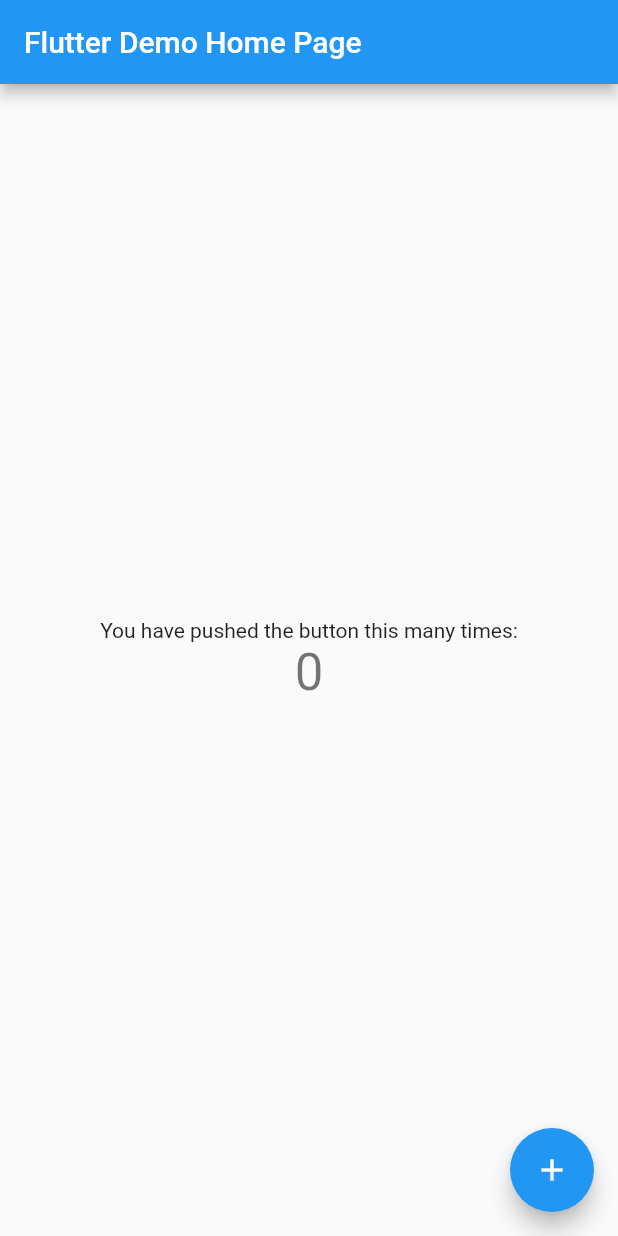
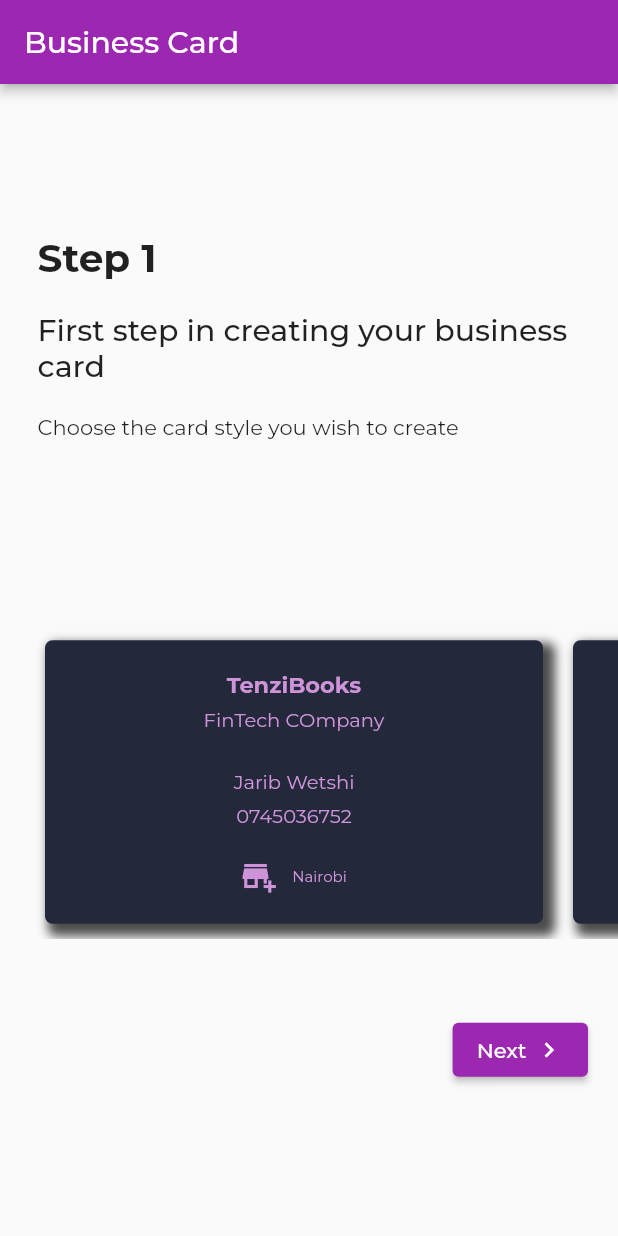
Before and after one commit to Jaydrey/card_share, a Flutter app: the screen it shows after launch, on a phone screen of 412 x 824 dp. Run offline on Flutter 3.47's test engine with Material 2 defaults, Android fonts, the light colour scheme and no system bars.

Commit message:
created the first page on card selection and second page on form filling

```diff
--- /dev/null
+++ b/card_share/lib/business_model.dart
@@ -0,0 +1,32 @@
+class BusinessModel {
+  String? businessName;
+  String? businessCategory;
+  String? personName;
+  String? businessNumber;
+  String? businessLocation;
+  String? businessCity;
+  String? businessCode;
+  // Map<String, dynamic> businessPosition = Map<String, dynamic>();
+  BusinessModel({
+    this.businessName,
+    this.businessCategory,
+    this.personName,
+    this.businessNumber,
+    this.businessLocation,
+    this.businessCity,
+    this.businessCode,
+  });
+
+  Map<String, dynamic> toJson() {
+    var data = <String, dynamic>{};
+    data["businessName"] = businessName;
+    data["businessCategory"] = businessCategory;
+    data["personName"] = personName;
+    data["businessNumber"] = businessNumber;
+    data["businessLocation"] = businessLocation;
+    data["businessCity"] = businessCity;
+    data["businessCode"] = businessCode;
+
+    return data;
+  }
+}
--- /dev/null
+++ b/card_share/lib/cardThemes/tenzi_theme.dart
@@ -0,0 +1,118 @@
+import 'package:flutter/material.dart';
+import 'package:card_share/business_model.dart';
+
+class TenziStyle extends StatefulWidget {
+  const TenziStyle({Key? key}) : super(key: key);
+
+  @override
+  State<TenziStyle> createState() => _TenziStyleState();
+}
+
+class _TenziStyleState extends State<TenziStyle> {
+  BusinessModel bizModel = BusinessModel();
+  String businessName = "TenziBooks";
+  String businessCategory = "FinTech COmpany";
+  String personName = "Jarib Wetshi";
+  String businessNumber = "0745036752";
+  String businessLocation = "Nairobi";
+  String businessCity = "Nairobi";
+  String businessCode = "00100";
+
+  @override
+  Widget build(BuildContext context) {
+    final double cardWidth = MediaQuery.of(context).size.width - 80.0;
+    // const double cardHeight = 190.0;
+    const double cardRadius = 5;
+    const double cardPad = 20;
+    const double cardMargin = 10;
+
+    return GestureDetector(
+      onTap: null,
+      onDoubleTap: null,
+      child: Container(
+        padding: const EdgeInsets.all(cardPad),
+        margin: const EdgeInsets.fromLTRB(cardMargin, 0, 10, cardMargin),
+        width: cardWidth,
+        // height: cardHeight,
+        decoration: BoxDecoration(
+          color: const Color.fromARGB(255, 36, 40, 59),
+          borderRadius: BorderRadius.circular(cardRadius),
+          boxShadow: const <BoxShadow>[
+            BoxShadow(
+              color: Color.fromRGBO(0, 0, 0, .7),
+              offset: Offset(5, 5),
+              blurRadius: cardRadius,
+              spreadRadius: 3,
+            )
+          ],
+        ),
+        child: Column(
+          children: <Widget>[
+            Padding(
+              padding: const EdgeInsets.fromLTRB(0, 0, 0, 2),
+              child: Text(
+                businessName,
+                style: const TextStyle(
+                    color: Color.fromARGB(255, 206, 147, 216),
+                    fontFamily: "Montserrat",
+                    fontSize: 15,
+                    fontWeight: FontWeight.bold),
+              ),
+            ),
+            Padding(
+              padding: const EdgeInsets.fromLTRB(0, 5, 0, 0),
+              child: Text(
+                businessCategory,
+                style: const TextStyle(
+                    color: Color.fromARGB(255, 206, 147, 216),
+                    fontFamily: "Montserrat",
+                    fontSize: 13,
+                    fontWeight: FontWeight.w400),
+              ),
+            ),
+            Padding(
+              padding: const EdgeInsets.fromLTRB(0, 25, 0, 2),
+              child: Text(personName,
+                  style: const TextStyle(
+                    color: Color.fromARGB(255, 206, 147, 216),
+                    fontSize: 13,
+                    fontWeight: FontWeight.w400,
+                  )),
+            ),
+            Padding(
+              padding: const EdgeInsets.fromLTRB(0, 5, 0, 20),
+              child: Text(businessNumber,
+                  style: const TextStyle(
+                    color: Color.fromARGB(255, 206, 147, 216),
+                    fontSize: 13,
+                    fontWeight: FontWeight.w400,
+                  )),
+            ),
+            Row(
+              mainAxisAlignment: MainAxisAlignment.center,
+              children: <Widget>[
+                const Padding(
+                  padding: EdgeInsets.fromLTRB(0, 0, 5, 0),
+                  child: Icon(
+                    Icons.add_business,
+                    color: Color.fromARGB(255, 206, 147, 216),
+                  ),
+                ),
+                Padding(
+                  padding: const EdgeInsets.fromLTRB(5, 0, 0, 0),
+                  child: Text(
+                    businessLocation,
+                    style: const TextStyle(
+                      fontSize: 10,
+                      color: Color.fromARGB(255, 206, 147, 216),
+                    ),
+                  ),
+                ),
+              ],
+            ),
+          ],
+        ),
+      ),
+    );
+  }
+}
--- a/card_share/lib/main.dart
+++ b/card_share/lib/main.dart
@@ -1,4 +1,6 @@
 import 'package:flutter/material.dart';
+import 'cardThemes/tenzi_theme.dart';
+import 'business_form.dart';
 
 void main() {
   runApp(const MyApp());
@@ -6,110 +8,166 @@
 
 class MyApp extends StatelessWidget {
   const MyApp({Key? key}) : super(key: key);
-
-  // This widget is the root of your application.
   @override
   Widget build(BuildContext context) {
+    const String barTitle = "Business Card";
     return MaterialApp(
-      title: 'Flutter Demo',
-      theme: ThemeData(
-        // This is the theme of your application.
-        //
-        // Try running your application with "flutter run". You'll see the
-        // application has a blue toolbar. Then, without quitting the app, try
-        // changing the primarySwatch below to Colors.green and then invoke
-        // "hot reload" (press "r" in the console where you ran "flutter run",
-        // or simply save your changes to "hot reload" in a Flutter IDE).
-        // Notice that the counter didn't reset back to zero; the application
-        // is not restarted.
-        primarySwatch: Colors.blue,
+      title: "Business Card Share",
+      theme: ThemeData(primarySwatch: Colors.purple, fontFamily: "Montserrat"),
+      home: const BusinessCard(
+        barTitle: barTitle,
       ),
-      home: const MyHomePage(title: 'Flutter Demo Home Page'),
     );
   }
 }
 
-class MyHomePage extends StatefulWidget {
-  const MyHomePage({Key? key, required this.title}) : super(key: key);
-
-  // This widget is the home page of your application. It is stateful, meaning
-  // that it has a State object (defined below) that contains fields that affect
-  // how it looks.
-
-  // This class is the configuration for the state. It holds the values (in this
-  // case the title) provided by the parent (in this case the App widget) and
-  // used by the build method of the State. Fields in a Widget subclass are
-  // always marked "final".
-
-  final String title;
-
+class BusinessCard extends StatefulWidget {
+  final String barTitle;
+  const BusinessCard({Key? key, required this.barTitle}) : super(key: key);
   @override
-  State<MyHomePage> createState() => _MyHomePageState();
+  State<BusinessCard> createState() => _BusinessCardState();
 }
 
-class _MyHomePageState extends State<MyHomePage> {
-  int _counter = 0;
-
-  void _incrementCounter() {
-    setState(() {
-      // This call to setState tells the Flutter framework that something has
-      // changed in this State, which causes it to rerun the build method below
-      // so that the display can reflect the updated values. If we changed
-      // _counter without calling setState(), then the build method would not be
-      // called again, and so nothing would appear to happen.
-      _counter++;
-    });
-  }
-
+class _BusinessCardState extends State<BusinessCard> {
   @override
   Widget build(BuildContext context) {
-    // This method is rerun every time setState is called, for instance as done
-    // by the _incrementCounter method above.
-    //
-    // The Flutter framework has been optimized to make rerunning build methods
-    // fast, so that you can just rebuild anything that needs updating rather
-    // than having to individually change instances of widgets.
+    double screenHeightPadding = MediaQuery.of(context).size.height * .15;
+    double screenWidth = MediaQuery.of(context).size.width;
+
+    return Scaffold(
+      // avoiding the overflow error experienced when widgets go past the screen size
+      resizeToAvoidBottomInset: false,
+      appBar: AppBar(
+        title: Text(widget.barTitle),
+        elevation: 3.0,
+      ),
+      body: SafeArea(
+        child: Container(
+          width: screenWidth,
+          child: Column(
+            mainAxisAlignment: MainAxisAlignment.center,
+            children: <Widget>[
+              Padding(
+                  padding: EdgeInsets.fromLTRB(25, 0, 25, screenHeightPadding),
+                  child: Column(
+                    children: const <Widget>[
+                      Align(
+                        alignment: Alignment.topLeft,
+                        child: Text(
+                          "Step 1",
+                          style: TextStyle(
+                              fontSize: 26, fontWeight: FontWeight.w700),
+                        ),
+                      ),
+                      SizedBox(
+                        height: 20,
+                      ),
+                      Text(
+                        "First step in creating your business card",
+                        style: TextStyle(
+                            fontSize: 20, fontWeight: FontWeight.w500),
+                      ),
+                      SizedBox(
+                        height: 20,
+                      ),
+                      Align(
+                        alignment: Alignment.topLeft,
+                        child: Text(
+                          "Choose the card style you wish to create",
+                          style: TextStyle(fontSize: 14),
+                        ),
+                      ),
+                    ],
+                  )),
+              SingleChildScrollView(
+                scrollDirection: Axis.horizontal,
+                padding: const EdgeInsets.fromLTRB(20.0, 10, 20, 0),
+                child: Row(
+                  // where the card theme widgets lie
+                  children: const <Widget>[
+                    TenziStyle(),
+                    TenziStyle(),
+                    TenziStyle()
+                  ],
+                ),
+              ),
+              Container(
+                alignment: Alignment.bottomRight,
+                padding: const EdgeInsets.fromLTRB(0, 50, 20, 0),
+                child: ElevatedButton(
+                  onPressed: () {
+                    Navigator.push(
+                        context,
+                        MaterialPageRoute(
+                            builder: (context) =>
+                                BusinessFormPage(barTitle: widget.barTitle)));
+                  },
+                  child: Row(
+                    mainAxisSize: MainAxisSize.min,
+                    children: const <Widget>[
+                      Text("Next"),
+                      SizedBox(
+                        width: 5,
+                      ),
+                      Icon(
+                        Icons.navigate_next_sharp,
+                        size: 20,
+                      )
+                    ],
+                  ),
+                ),
+              ),
+            ],
+          ),
+        ),
+      ),
+    );
+  }
+}
+
+class BusinessFormPage extends StatefulWidget {
+  final String barTitle;
+  const BusinessFormPage({Key? key, required this.barTitle}) : super(key: key);
+  @override
+  State<BusinessFormPage> createState() => _BusinessFormPageState();
+}
+
+class _BusinessFormPageState extends State<BusinessFormPage> {
+  @override
+  Widget build(BuildContext context) {
     return Scaffold(
       appBar: AppBar(
-        // Here we take the value from the MyHomePage object that was created by
-        // the App.build method, and use it to set our appbar title.
-        title: Text(widget.title),
+        // leading: const Icon(Icons.menu),
+        title: Text(widget.barTitle),
       ),
-      body: Center(
-        // Center is a layout widget. It takes a single child and positions it
-        // in the middle of the parent.
+      body: SafeArea(
         child: Column(
-          // Column is also a layout widget. It takes a list of children and
-          // arranges them vertically. By default, it sizes itself to fit its
-          // children horizontally, and tries to be as tall as its parent.
-          //
-          // Invoke "debug painting" (press "p" in the console, choose the
-          // "Toggle Debug Paint" action from the Flutter Inspector in Android
-          // Studio, or the "Toggle Debug Paint" command in Visual Studio Code)
-          // to see the wireframe for each widget.
-          //
-          // Column has various properties to control how it sizes itself and
-          // how it positions its children. Here we use mainAxisAlignment to
-          // center the children vertically; the main axis here is the vertical
-          // axis because Columns are vertical (the cross axis would be
-          // horizontal).
-          mainAxisAlignment: MainAxisAlignment.center,
-          children: <Widget>[
-            const Text(
-              'You have pushed the button this many times:',
+          crossAxisAlignment: CrossAxisAlignment.start,
+          children: const <Widget>[
+            Padding(
+              padding: EdgeInsets.fromLTRB(20, 50, 20, 10),
+              child: Text(
+                "Step 2",
+                style: TextStyle(fontSize: 26, fontWeight: FontWeight.w700),
+              ),
             ),
-            Text(
-              '$_counter',
-              style: Theme.of(context).textTheme.headline4,
+            Padding(
+              padding: EdgeInsets.fromLTRB(20, 10, 20, 15),
+              child: FittedBox(
+                alignment: Alignment.centerRight,
+                child: Text(
+                  "Fill in the required fields for your card",
+                  style: TextStyle(
+                      fontSize: 16.5,
+                      fontWeight: FontWeight.w500,
+                      fontStyle: FontStyle.italic),
+                ),
+              ),
             ),
+            BuildForm(),
           ],
         ),
       ),
-      floatingActionButton: FloatingActionButton(
-        onPressed: _incrementCounter,
-        tooltip: 'Increment',
-        child: const Icon(Icons.add),
-      ), // This trailing comma makes auto-formatting nicer for build methods.
     );
   }
 }
```
Also changed, not shown: card_share/lib/business_form.dart (added, +116 -0 lines), card_share/pubspec.yaml (+14 -1 lines), card_share/fonts/Montserrat-Bold.ttf (added), card_share/fonts/Montserrat-Italic.ttf (added), card_share/fonts/Montserrat-Light.ttf (added), card_share/fonts/Montserrat-Medium.ttf (added), card_share/fonts/Montserrat-Regular.ttf (added), card_share/fonts/Montserrat-Thin.ttf (added).
